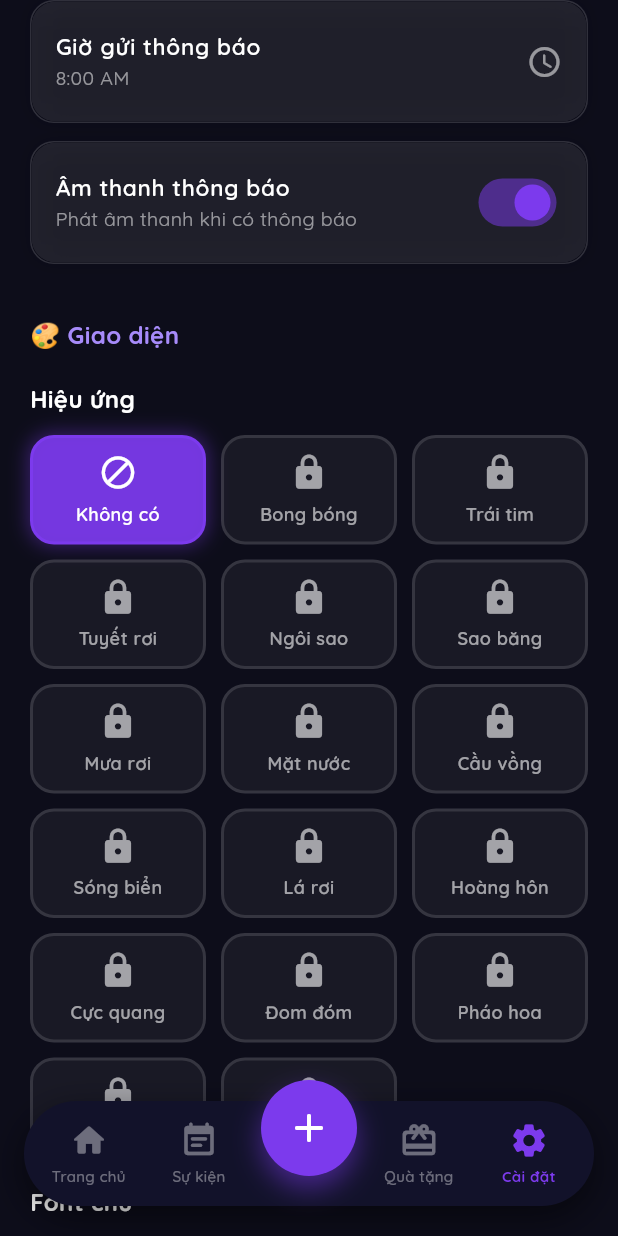
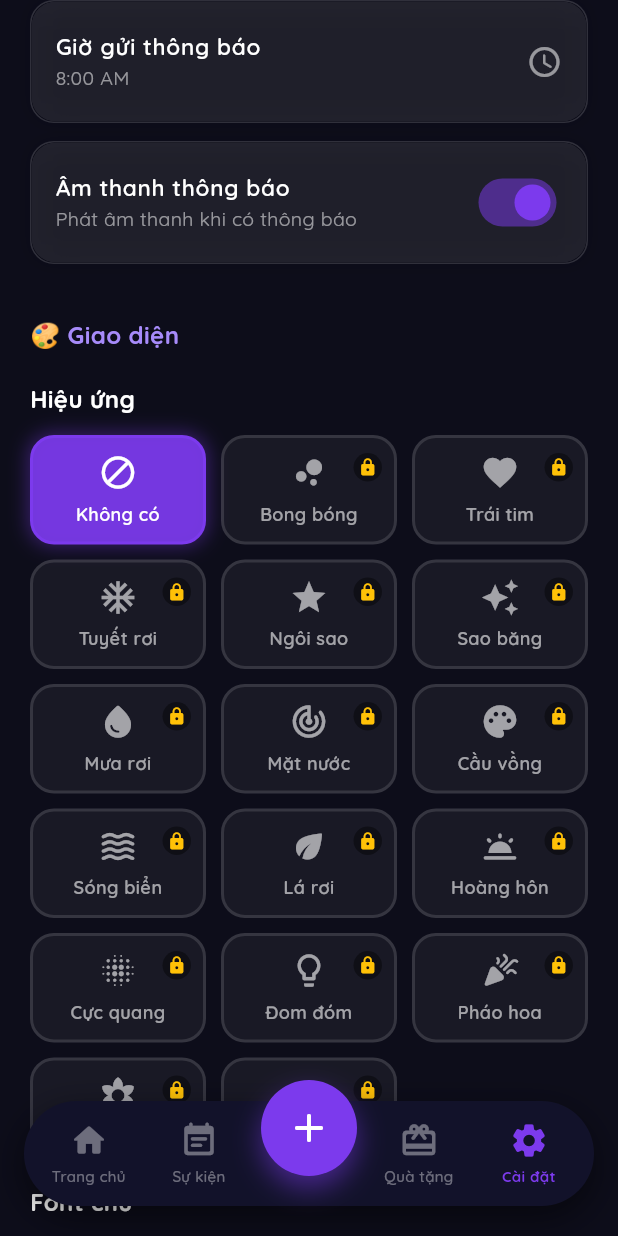
Before and after one commit to namtv95it/countdown_app, a Flutter app: the screen it shows after launch, item 5 of the bottom bar chosen, scrolled down 576 dp, on a phone screen of 412 x 824 dp. Run offline on Flutter 3.47's test engine with Material 3 defaults, Android fonts, the phone set to English and light mode, and no system bars; our stand-ins replace flutter_local_notifications, flutter_timezone, google_fonts, google_mobile_ads, permission_handler, share_plus and 2 more; missing offline and left inert: gal, home_widget, lunar; network calls fail.

Commit message:
Update settings_screen.dart

```diff
--- a/lib/screens/settings_screen.dart
+++ b/lib/screens/settings_screen.dart
@@ -719,11 +719,15 @@ class _SettingsScreenState extends State<SettingsScreen> {
                 ]
               : [],
         ),
+        child: Stack(
+          children: [
+            Align(
+              alignment: Alignment.center,
               child: Column(
                 mainAxisAlignment: MainAxisAlignment.center,
                 children: [
                   Icon(
-              isUnlocked ? icon : Icons.lock_rounded,
+                    icon,
                     color: isSelected ? Colors.white : Colors.white60,
                     size: 26,
                   ),
@@ -735,6 +739,26 @@ class _SettingsScreenState extends State<SettingsScreen> {
                       color: isSelected ? Colors.white : Colors.white60,
                       fontWeight: FontWeight.w600,
                       fontSize: 12,
+                    ),
+                  ),
+                ],
+              ),
+            ),
+            if (!isUnlocked)
+              Positioned(
+                top: 0,
+                right: 0,
+                child: Container(
+                  padding: const EdgeInsets.all(3),
+                  decoration: BoxDecoration(
+                    color: Colors.black.withValues(alpha: 0.4),
+                    shape: BoxShape.circle,
+                  ),
+                  child: const Icon(
+                    Icons.lock_rounded,
+                    color: Colors.amber,
+                    size: 13,
+                  ),
                 ),
               ),
           ],
```
Lines whose indentation alone changed are shown as unchanged.
